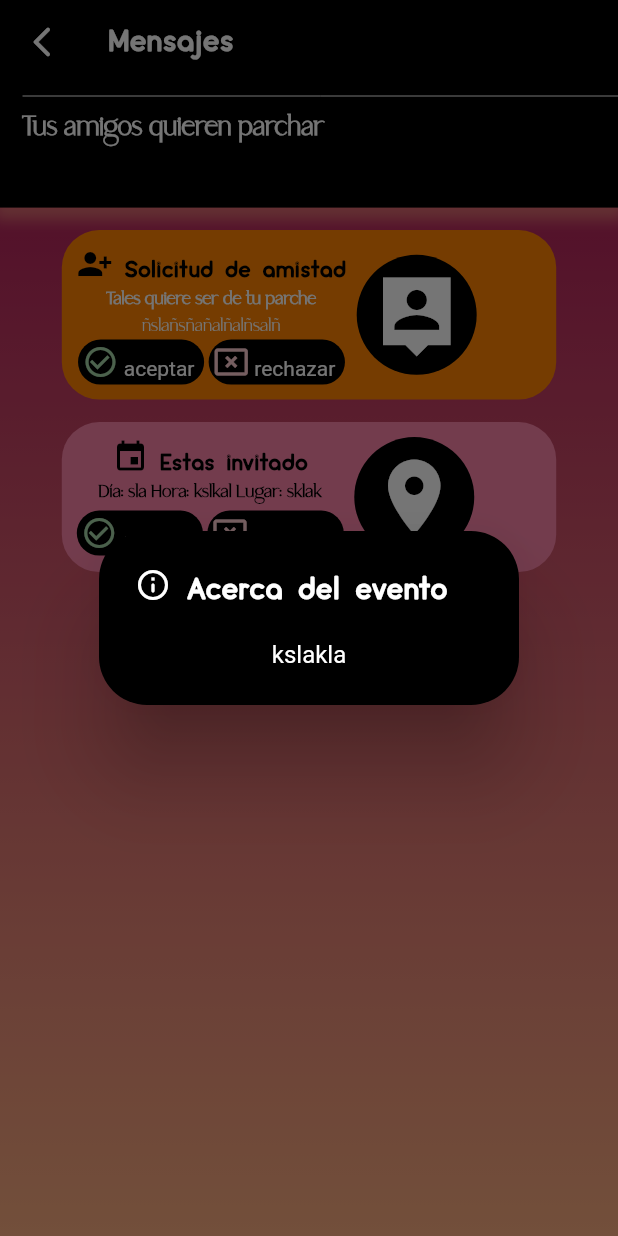
After one commit to JcortesJ/MyUNify, a Flutter app: the Mensajes screen opened directly, after a tap on the "place" icon, on a phone screen of 412 x 824 dp. The commit adds this screen. Run offline on Flutter 3.47's test engine with Material 2 defaults, Android fonts, the phone set to English and light mode, and no system bars; our stand-ins replace image_picker, table_calendar.

Commit message:
Creacion del widget de mensajes o notificaciones, al pelo, solo falta hacer que se cree el mensaje de forma automatica

```diff
--- /dev/null
+++ b/lib/pantallas/mensajes.dart
@@ -0,0 +1,52 @@
+import 'package:flutter/material.dart';
+import 'package:myunify/widgets/generales/FondoPantalla.dart';
+import 'package:myunify/widgets/mensajes_widgets/AppBarMsg.dart';
+import 'package:myunify/widgets/mensajes_widgets/Cabeza.dart';
+import 'package:myunify/widgets/mensajes_widgets/MsgEvento.dart';
+import 'package:myunify/widgets/mensajes_widgets/MsgSolicitud.dart';
+
+void main() {
+  runApp(const MyApp());
+}
+
+class MyApp extends StatelessWidget {
+
+  const MyApp({Key? key}) : super(key: key);
+
+  @override
+  Widget build(BuildContext context) {
+    return MaterialApp(
+      title: 'Patrones inicio',
+      theme: ThemeData(
+        primarySwatch: Colors.blue,
+      ),
+      home: Mensajes(),
+    );
+  }
+}
+class Mensajes extends StatefulWidget {
+  const Mensajes({ Key? key }) : super(key: key);
+
+  @override
+  _MensajesState createState() => _MensajesState();
+}
+
+class _MensajesState extends State<Mensajes> {
+  @override
+  Widget build(BuildContext context) {
+    return Scaffold(
+      appBar: AppBarmsg(context),
+      body: Fondopantalla(
+        child: ListView(
+          children: [
+            Cabeza(),
+            SizedBox(height: 15,),
+            Msgsolicitud(),
+            SizedBox(height: 15,),
+            Msgevento()
+          ]
+        )
+      )
+    );
+  }
+}
--- a/lib/widgets/generales/Colores.dart
+++ b/lib/widgets/generales/Colores.dart
@@ -7,4 +7,5 @@ class Colores{
   static Color colorRosado = Color(0xFFAD1457);
   static Color colorComplementario = Color(0xff000000);
   static Color colorBurbuja = Color(0xffF0E3CA);
+  static Color colorExtra = Color(0xffFA83A8);
 }
--- /dev/null
+++ b/lib/widgets/mensajes_widgets/Aceptar.dart
@@ -0,0 +1,39 @@
+import 'package:flutter/material.dart';
+
+class Aceptar extends StatelessWidget {
+
+  //Function accion; required this.accion}
+  Aceptar({ Key? key }) : super(key: key);
+
+  @override
+  Widget build(BuildContext context){
+    return GestureDetector(
+      onTap: (){print('aceptado');},
+      child: Container(
+        padding: const EdgeInsets.all(3),
+        decoration: BoxDecoration(
+          borderRadius: BorderRadius.circular(40),
+          color: Colors.black
+        ),
+        child: RichText(
+          text:TextSpan(
+           children: [
+              WidgetSpan(
+                child: Icon(
+                  Icons.check_circle_outline,
+                  color: Colors.green[200]
+                )
+              ),
+              const TextSpan(
+                text: " aceptar ",
+                style: TextStyle(
+                  color: Colors.white,
+                ),
+              )
+            ]
+          ),
+        )
+      ),
+    );
+  }
+}
--- /dev/null
+++ b/lib/widgets/mensajes_widgets/AppBarMsg.dart
@@ -0,0 +1,23 @@
+import 'package:flutter/material.dart';
+import 'package:myunify/widgets/generales/Colores.dart';
+
+AppBar AppBarmsg(BuildContext context) {
+    return AppBar(
+        leading: IconButton(
+          color:Colors.white,
+          icon: const Icon(Icons.arrow_back_ios_new_rounded),
+          onPressed: (){},
+        ),
+        title: const Text(
+          "Mensajes",
+          style: TextStyle(
+            color: Colors.white,
+            fontWeight: FontWeight.bold,
+            fontSize: 20,
+            fontFamily: 'Subs'
+          ),
+        ),
+        elevation: 0,
+        backgroundColor: Colores.colorComplementario
+      );
+}
--- /dev/null
+++ b/lib/widgets/mensajes_widgets/Cabeza.dart
@@ -0,0 +1,166 @@
+import 'package:flutter/material.dart';
+import 'package:myunify/widgets/generales/Colores.dart';
+/*
+void main() {
+  runApp(const MyApp());
+}
+
+class MyApp extends StatelessWidget {
+
+  const MyApp({Key? key}) : super(key: key);
+
+  @override
+  Widget build(BuildContext context) {
+    return MaterialApp(
+      title: 'Patrones inicio',
+      theme: ThemeData(
+        primarySwatch: Colors.blue,
+      ),
+      home: Cabeza(),
+    );
+  }
+}
+*/
+class Cabeza extends StatelessWidget {
+
+const Cabeza({ Key? key }) : super(key: key);
+
+  @override
+  Widget build(BuildContext context){
+    Size size = MediaQuery.of(context).size;
+    return Container(
+      width: size.width,
+      height: size.height*0.1,
+      padding:const EdgeInsets.only(left: 15),
+      decoration:
+        BoxDecoration(
+          color: Colores.colorComplementario,
+          boxShadow:[
+            BoxShadow(
+              color: Colores.colorNaranjaClaro.withOpacity(0.5),
+              spreadRadius: 5,
+              blurRadius: 7,
+              offset: const Offset(0,3)
+            )
+          ]
+        ),
+      child:
+        Column(
+        crossAxisAlignment: CrossAxisAlignment.start,
+        children:const [
+          Divider(
+            color: Colors.white
+          ),
+          Text(
+            'Tus amigos quieren parchar',
+            style: TextStyle(
+              color: Colors.white,
+              fontWeight: FontWeight.bold,
+              fontSize: 18,
+              fontFamily: 'Plano'
+            )
+          )
+        ],
+
+      )
+
+
+
+    );
+
+  }
+}
+
+/*
+import 'package:flutter/material.dart';
+import 'package:myunify/widgets/generales/Colores.dart';
+/*
+void main() {
+  runApp(const MyApp());
+}
+
+class MyApp extends StatelessWidget {
+
+  const MyApp({Key? key}) : super(key: key);
+
+  @override
+  Widget build(BuildContext context) {
+    return MaterialApp(
+      title: 'Patrones inicio',
+      theme: ThemeData(
+        primarySwatch: Colors.blue,
+      ),
+      home: Cabeza(),
+    );
+  }
+}
+*/
+class Cabeza extends StatelessWidget {
+
+const Cabeza({ Key? key }) : super(key: key);
+
+  @override
+  Widget build(BuildContext context){
+    Size size = MediaQuery.of(context).size;
+    return Container(
+    width: size.width,
+    height: size.height*0.21,
+    padding:const EdgeInsets.only(left: 15),
+    decoration:
+      BoxDecoration(
+        color: Colores.colorRosado,
+        boxShadow:[
+          BoxShadow(
+            color: Colores.colorNaranjaClaro.withOpacity(0.5),
+            spreadRadius: 5,
+            blurRadius: 7,
+            offset: const Offset(0,3)
+          )
+        ]
+      ),
+    child:
+      Column(
+        crossAxisAlignment: CrossAxisAlignment.start,
+        children: [
+          AppBar(
+            leading: IconButton(
+              icon: const Icon(Icons.arrow_back_ios_new_sharp),
+              onPressed: (){},
+            ),
+            elevation: 0,
+            backgroundColor: Colores.colorRosado
+          ),
+
+          const SizedBox(height: 5),
+
+          const Text(
+            "MENSAJES",
+            style: TextStyle(
+              color: Colors.black,
+              fontWeight: FontWeight.bold,
+              fontSize: 20,
+              fontFamily: 'Subs'
+            )
+          ),
+          const Divider(
+            color: Colors.white,
+            //height: 3,
+          ),
+          const Text(
+            'Tus amigos quieren parchar',
+            style: TextStyle(
+              color: Colors.black,
+              fontWeight: FontWeight.bold,
+              fontSize: 18,
+              fontFamily: 'Plano'
+            )
+          )
+        ],
+
+      )
+
+    );
+
+  }
+}
+ */
--- /dev/null
+++ b/lib/widgets/mensajes_widgets/InfoEvento.dart
@@ -0,0 +1,71 @@
+import 'package:flutter/material.dart';
+
+
+class Infoevento extends StatelessWidget {
+  BuildContext contexto;
+  Infoevento({ Key? key, required this.contexto }) : super(key: key);
+
+  @override
+  Widget build(BuildContext context){
+    return AlertDialog(
+      title:  RichText(
+        text: const TextSpan(
+          children: [
+            WidgetSpan(
+              child: Icon(
+                Icons.info_outline_rounded,
+                color: Colors.white
+              )
+            ),
+            TextSpan(
+              text: " Acerca del evento",
+              style: TextStyle(
+                color: Colors.white,
+                fontWeight: FontWeight.bold,
+                fontSize: 20,
+                fontFamily: 'Subs'
+              ),
+            )
+          ]
+        ),
+      ),
+      shape: const RoundedRectangleBorder(
+        borderRadius: BorderRadius.all(Radius.circular(32.0))
+      ),
+      backgroundColor: Colors.black,
+      scrollable: true,
+      content: Column(
+        children: const [
+          Text(
+            'kslakla',
+            style: TextStyle(
+              color: Colors.white
+            ),
+          ),
+          /*
+          GestureDetector(
+            onPresed: (){},
+            child: Container(
+              decoration: BoxDecoration(
+                 borderRadius: BorderRadius.circular(13)
+              ),
+              child: const Text('ENTENDIDO')
+            )
+          )*/
+        ],
+      ),
+      /*content: Container(
+        decoration: BoxDecoration(
+          borderRadius: BorderRadius.circular(19),
+          color: Colors.black,
+        ),
+        child: const Text(
+          'kslakla',
+          style: TextStyle(
+            color: Colors.white
+          ),
+        ),
+      ),*/
+    );
+  }
+}
--- /dev/null
+++ b/lib/widgets/mensajes_widgets/MsgEvento.dart
@@ -0,0 +1,101 @@
+import 'package:flutter/material.dart';
+import 'package:myunify/widgets/generales/Colores.dart';
+import 'package:myunify/widgets/mensajes_widgets/Aceptar.dart';
+import 'package:myunify/widgets/mensajes_widgets/InfoEvento.dart';
+import 'package:myunify/widgets/mensajes_widgets/Rechazar.dart';
+
+class Msgevento extends StatelessWidget {
+  const Msgevento({ Key? key }) : super(key: key);
+
+  Future<void> _showSelectionDialog(BuildContext context) {
+    return showDialog(
+        context: context,
+        builder: (BuildContext context) {
+          return Infoevento(contexto: context);
+        }
+    );
+  }
+
+  @override
+  Widget build(BuildContext context){
+    Size size = MediaQuery.of(context).size;
+    return Column(
+      children: [
+        Container(
+          padding: const EdgeInsets.all(10),
+          width: size.width*0.8,
+          decoration: BoxDecoration(
+            borderRadius: BorderRadius.circular(25),
+            color: Colores.colorExtra,
+          ),
+          child: Row(
+            children: [
+              Column(
+                children: [
+                  RichText(
+                    text: const TextSpan(
+                      children: [
+                        WidgetSpan(
+                          child: Icon(
+                            Icons.event,
+                            color: Colors.black
+                          )
+                        ),
+                        TextSpan(
+                          text: " Estas invitado",
+                          style: TextStyle(
+                            color: Colors.black,
+                            fontWeight: FontWeight.bold,
+                            fontSize: 15,
+                            fontFamily: 'Subs'
+                          ),
+                        ),
+                      ]
+                    ),
+                  ),
+                  const Text(
+                    'Día: sla Hora: kslkal Lugar: sklak',
+                    style: TextStyle(
+                      color: Colors.black,
+                      fontSize: 12,
+                      fontWeight: FontWeight.bold,
+                      fontFamily: 'Plano'
+                    )
+                  ),
+                  const SizedBox(height:3,),
+                  Row(
+                    children: [
+                      Aceptar(),
+                      SizedBox(width: 3),
+                      Rechazar(),
+                    ],
+                  )
+                ],
+              ),
+              const SizedBox(width: 7),
+              //SizedBox(width: 10),
+              Container(
+                height: 80,
+                width: 80,
+                decoration:BoxDecoration(
+                  borderRadius: BorderRadius.circular(40),
+                  color: Colors.black
+                ) ,
+                child: GestureDetector(
+                  onTap: () async {_showSelectionDialog(context);} ,
+                  child: const Icon(
+                    Icons.place,
+                    color: Colors.white,
+                    size: 60,
+                  ),
+                ),
+
+              ),
+
+            ]
+          ),
+        ),
+      ]
+    );
+  }
+}
--- /dev/null
+++ b/lib/widgets/mensajes_widgets/MsgSolicitud.dart
@@ -0,0 +1,126 @@
+import 'package:flutter/material.dart';
+import 'package:myunify/widgets/generales/Colores.dart';
+import 'package:myunify/widgets/mensajes_widgets/Rechazar.dart';
+import 'package:myunify/widgets/mensajes_widgets/aceptar.dart';
+
+class Msgsolicitud extends StatelessWidget {
+
+  const Msgsolicitud({ Key? key }) : super(key: key);
+
+  @override
+  Widget build(BuildContext context){
+    Size size = MediaQuery.of(context).size;
+    // ignore: todo
+    //TODO ESTA DENTRO DE UN COLUMN PARA QUE SE VEA EL ANCHO DEL CONTAINER
+    return Column(
+      children: [
+        Container(
+          padding: const EdgeInsets.all(10),
+          width: size.width*0.8,
+          decoration: BoxDecoration(
+            borderRadius: BorderRadius.circular(25),
+            color: Colores.colorNaranja,
+          ),
+          child: Row(
+            children: [
+              Column(
+                //crossAxisAlignment: CrossAxisAlignment.start,
+                children: [
+                  RichText(
+                    text: const TextSpan(
+                      children: [
+                        WidgetSpan(
+                          child: Icon(
+                            Icons.person_add_alt_1,
+                            color: Colors.black
+                          )
+                        ),
+                        TextSpan(
+                          text: " Solicitud de amistad",
+                          style: TextStyle(
+                            color: Colors.black,
+                            fontWeight: FontWeight.bold,
+                            fontSize: 15,
+                            fontFamily: 'Subs'
+                          ),
+                        )
+                      ]
+                    ),
+                  ),
+                  const Text(
+                    //Añadir nombre desde el constructor
+                    'Tales quiere ser de tu parche',
+                    style: TextStyle(
+                      color: Colors.white,
+                      fontSize: 12,
+                      fontWeight: FontWeight.bold,
+                      fontFamily: 'Plano'
+                    )
+                  ),
+
+                  const Text(
+                    'ñslañsñañalñalñsalñ' ,//Añadir descripcion
+                    style: TextStyle(
+                      color: Colors.white,
+                      fontSize: 12,
+                      fontFamily: 'Plano'
+                    )
+                  ),
+
+                  Row(
+                    children: [
+                      Aceptar(),
+                      SizedBox(width: 3),
+                      Rechazar(),
+                    ],
+                  )
+                ]
+
+              ),
+              const SizedBox(width: 7),
+              //SizedBox(width: 10),
+              Container(
+                height: 80,
+                width: 80,
+                decoration:BoxDecoration(
+                  borderRadius: BorderRadius.circular(40),
+                  color: Colors.black
+                ) ,
+                child: GestureDetector(
+                  onTap: (){print('hola');},
+                  child: const Icon(
+                    Icons.person_pin_sharp,
+                    color: Colors.white,
+                    size: 60,
+                  ),
+                ),
+
+
+              ),
+
+                //Añadir foto de perfil del man
+            ]
+          )
+
+        ),
+      ],
+    );
+  }
+}
+
+/*
+RichText(
+  text: TextSpan(
+    children: [
+      TextSpan(
+        text: "Click ",
+      ),
+      WidgetSpan(
+        child: Icon(Icons.add, size: 14),
+      ),
+      TextSpan(
+        text: " to add",
+      ),
+    ],
+  ),
+)*/
--- /dev/null
+++ b/lib/widgets/mensajes_widgets/Rechazar.dart
@@ -0,0 +1,39 @@
+import 'package:flutter/material.dart';
+
+class Rechazar extends StatelessWidget {
+
+  //Function accion;  required this.accion}
+  Rechazar({ Key? key}) : super(key: key);
+
+  @override
+  Widget build(BuildContext context){
+    return GestureDetector(
+      onTap: (){print('rechazado');},
+      child: Container(
+        padding: const EdgeInsets.all(3),
+        decoration: BoxDecoration(
+          borderRadius: BorderRadius.circular(40),
+          color: Colors.black
+        ),
+        child: RichText(
+          text:TextSpan(
+           children: [
+              WidgetSpan(
+                child: Icon(
+                  Icons.cancel_presentation_outlined,
+                  color: Colors.red[100]
+                )
+              ),
+              const TextSpan(
+                text: " rechazar ",
+                style: TextStyle(
+                  color: Colors.white,
+                ),
+              )
+            ]
+          )
+        )
+      ),
+    );
+  }
+}
```
Also changed, not shown: pubspec.yaml (+8 -1 lines), fonts/Saudagar.ttf (added), fonts/cream-DEMO.ttf (added).
